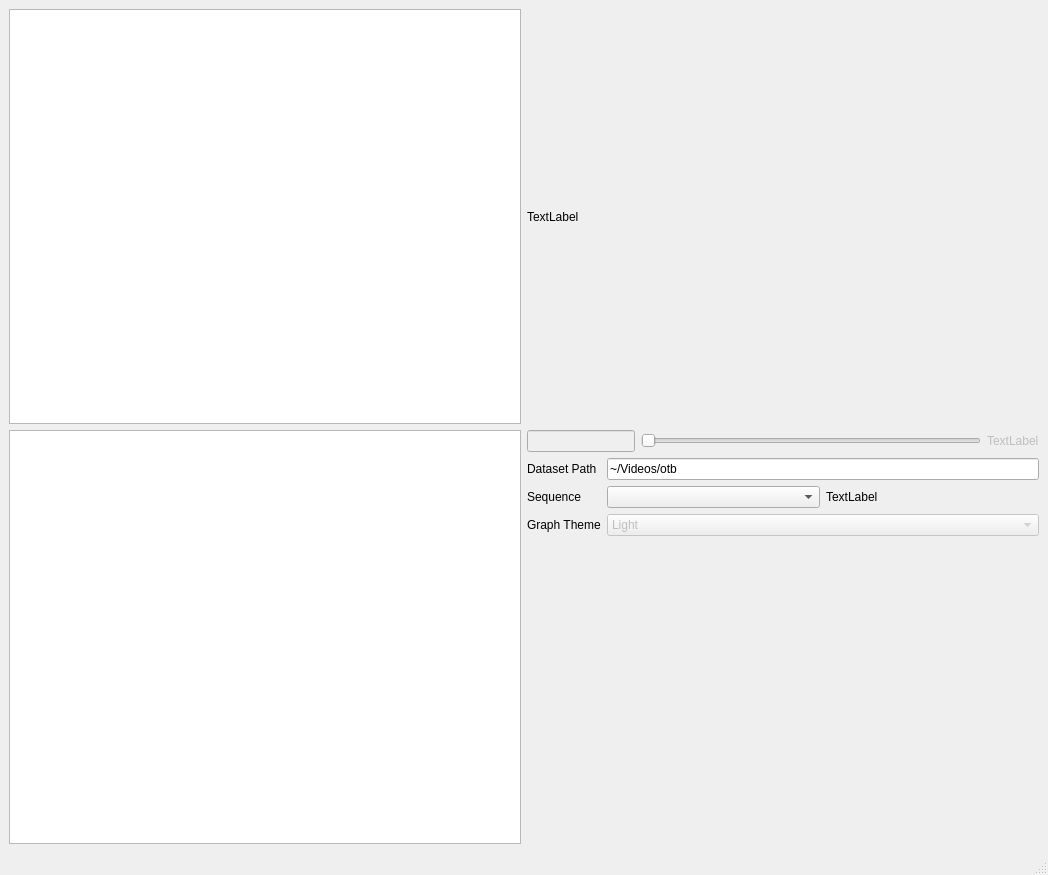
Old version of the form tracking-analyzer/gui/main_window.ui in the repository brobeson/tracking-analyzer.
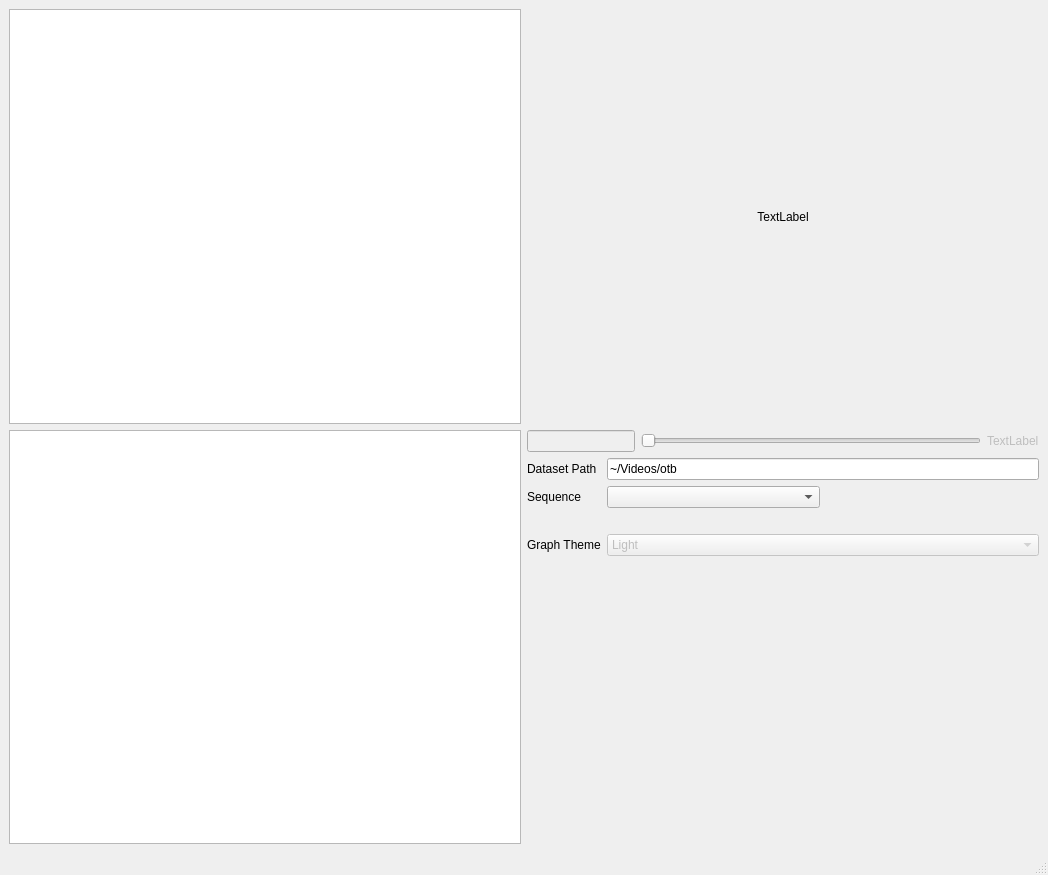
New version of the form. Custom widgets are drawn as their Qt base class.

Commit message:
Implement sequence selection
I added code to handle the event of selecting a sequence from the
combobox.

The edit to the form file:
```diff
--- a/tracking-analyzer/gui/main_window.ui
+++ b/tracking-analyzer/gui/main_window.ui
@@ -20,6 +20,9 @@
       <property name="text">
        <string>TextLabel</string>
       </property>
+      <property name="alignment">
+       <set>Qt::AlignCenter</set>
+      </property>
      </widget>
     </item>
     <item row="2" column="0">
@@ -102,13 +105,13 @@
           <item>
            <widget class="QLabel" name="sequence_count">
             <property name="text">
-             <string>TextLabel</string>
+             <string/>
             </property>
            </widget>
           </item>
          </layout>
         </item>
-        <item row="2" column="1">
+        <item row="3" column="1">
          <widget class="QComboBox" name="comboBox">
           <property name="enabled">
            <bool>false</bool>
@@ -155,13 +158,20 @@
           </item>
          </widget>
         </item>
-        <item row="2" column="0">
+        <item row="3" column="0">
          <widget class="QLabel" name="label_2">
           <property name="text">
            <string>Graph Theme</string>
           </property>
          </widget>
         </item>
+        <item row="2" column="1">
+         <widget class="QLabel" name="sequence_path">
+          <property name="text">
+           <string/>
+          </property>
+         </widget>
+        </item>
        </layout>
       </item>
       <item>
```
Left out of the diff: 6 changed lines with no effect on the pictures. The commit also changes 4 other files.
